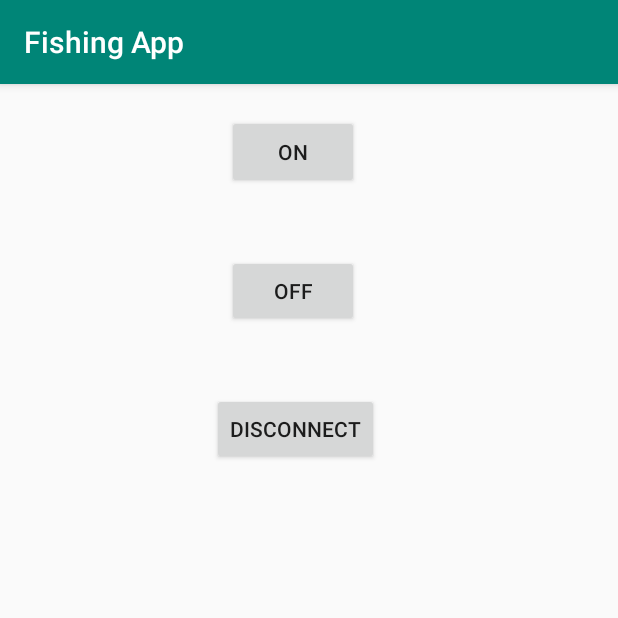
After one commit to XiChen918/FishingApp, an Android app: the ControlActivity screen opened directly, with no data from a screen before it, on a phone screen of 412 x 824 dp, the top half of it. The commit adds this screen. Run offline under Robolectric (Android 15) with nearby library versions, the phone set to English and light mode, and no system bars; 5 statements that could not run were skipped.

Commit message:
Add Bluetooth Section for controlling LED as an example. Needs be modified to transfer data between microcontroller and cellphone.

```diff
--- a/app/build.gradle
+++ b/app/build.gradle
@@ -32,5 +32,5 @@ dependencies {
     testImplementation 'junit:junit:4.12'
     androidTestImplementation 'com.android.support.test:runner:1.0.2'
     androidTestImplementation 'com.android.support.test.espresso:espresso-core:3.0.2'
-
+    implementation "org.jetbrains.anko:anko-common:0.8.3"
 }
--- /dev/null
+++ b/app/src/main/java/com/example/fishingapp/ControlActivity.kt
@@ -0,0 +1,113 @@
+package com.example.fishingapp
+
+import android.app.ProgressDialog
+import android.bluetooth.BluetoothAdapter
+import android.bluetooth.BluetoothDevice
+import android.bluetooth.BluetoothSocket
+import android.content.Context
+import android.os.AsyncTask
+import android.os.Bundle
+import android.os.PersistableBundle
+import android.support.v7.app.AppCompatActivity
+import android.util.Log
+import kotlinx.android.synthetic.main.control_layout.*
+import java.io.IOException
+import java.util.*
+
+
+class ControlActivity: AppCompatActivity() {
+
+    //Needs be checked
+    companion object {
+        val myUUID: UUID = UUID.fromString("00001101-0000-1000-8000-00805F9B34FB")
+        var myBluetoothSocket: BluetoothSocket? = null
+        lateinit var myProgress: ProgressDialog
+        lateinit var myBluetoothAdapter: BluetoothAdapter
+        var myIsConnected: Boolean = false
+        lateinit var myAddress: String
+    }
+
+    override fun onCreate(savedInstanceState: Bundle?) {
+        super.onCreate(savedInstanceState)
+        setContentView(R.layout.control_layout)
+        myAddress = intent.getStringExtra(SelectDeviceActivity.EXTRA_ADDRESS)
+
+        ConnectToDevice(this).execute()
+
+        //Test
+        control_on.setOnClickListener{
+            sendCommand("a")
+        }
+
+        control_off.setOnClickListener{
+            sendCommand("b")
+        }
+
+        control_disconnect.setOnClickListener{
+            disconnect()
+        }
+    }
+
+    private fun sendCommand(input: String) {
+        if (myBluetoothSocket != null) {
+            try{
+                myBluetoothSocket!!.outputStream.write(input.toByteArray())
+            } catch (e: IOException) {
+                e.printStackTrace()
+            }
+        }
+    }
+
+    private fun disconnect() {
+        if (myBluetoothSocket != null) {
+            try {
+                myBluetoothSocket!!.close()
+                myBluetoothSocket = null
+                myIsConnected = false
+            } catch (e: IOException) {
+                e.printStackTrace()
+            }
+        }
+        finish()
+    }
+    private class ConnectToDevice(c: Context) : AsyncTask<Void, Void, String> () {
+        private var connectSuccess: Boolean = true
+        private val context: Context
+
+        init {
+            this.context = c
+        }
+
+        override fun onPreExecute() {
+            super.onPreExecute()
+            myProgress = ProgressDialog.show(context, "Connecting", "Please wait")
+        }
+
+        override fun doInBackground(vararg params: Void?): String? {
+            try {
+                if (myBluetoothSocket == null || !myIsConnected) {
+                    myBluetoothAdapter = BluetoothAdapter.getDefaultAdapter()
+                    val device: BluetoothDevice = myBluetoothAdapter.getRemoteDevice(myAddress)
+                    myBluetoothSocket = device.createInsecureRfcommSocketToServiceRecord(myUUID)
+                    BluetoothAdapter.getDefaultAdapter().cancelDiscovery()
+                    myBluetoothSocket!!.connect()
+                }
+            } catch (e: IOException) {
+                connectSuccess = false
+                e.printStackTrace()
+            }
+            //Needs be fixed
+            return null
+        }
+
+        override fun onPostExecute(result: String?) {
+            super.onPostExecute(result)
+            if (!connectSuccess) {
+                Log.i("data", "couldn't connect")
+            } else {
+                myIsConnected = true
+            }
+            myProgress.dismiss()
+        }
+    }
+}
--- /dev/null
+++ b/app/src/main/res/layout/control_layout.xml
@@ -0,0 +1,43 @@
+<?xml version="1.0" encoding="utf-8"?>
+<android.support.constraint.ConstraintLayout xmlns:android="http://schemas.android.com/apk/res/android"
+                                             xmlns:app="http://schemas.android.com/apk/res-auto"
+                                             xmlns:tools="http://schemas.android.com/tools"
+                                             android:layout_width="match_parent"
+                                             android:layout_height="match_parent">
+
+    <Button
+            android:id="@+id/control_on"
+            android:text="@string/on"
+            android:layout_width="wrap_content"
+            android:layout_height="49dp"
+            app:layout_constraintRight_toRightOf="parent"
+            android:layout_marginRight="172dp"
+            app:layout_constraintStart_toStartOf="parent" android:layout_marginLeft="151dp"
+            android:layout_marginStart="151dp" android:layout_marginTop="22dp"
+            app:layout_constraintTop_toTopOf="parent" android:layout_marginBottom="22dp"
+            app:layout_constraintBottom_toTopOf="@+id/control_off"/>
+
+    <Button
+            android:id="@+id/control_off"
+            android:text="@string/off"
+            android:layout_width="wrap_content"
+            android:layout_height="wrap_content"
+            app:layout_constraintRight_toRightOf="parent"
+            android:layout_marginRight="172dp"
+            android:layout_marginBottom="22dp" app:layout_constraintBottom_toTopOf="@+id/control_disconnect"
+            app:layout_constraintStart_toStartOf="parent" android:layout_marginLeft="151dp"
+            android:layout_marginStart="151dp" android:layout_marginTop="22dp"
+            app:layout_constraintTop_toBottomOf="@+id/control_on"/>
+
+    <Button
+            android:id="@+id/control_disconnect"
+            android:text="@string/disconnect"
+            android:layout_width="wrap_content"
+            android:layout_height="wrap_content"
+            app:layout_constraintRight_toRightOf="parent"
+            android:layout_marginRight="160dp"
+            android:layout_marginTop="22dp" app:layout_constraintTop_toBottomOf="@+id/control_off"
+            app:layout_constraintStart_toStartOf="parent" android:layout_marginLeft="141dp"
+            android:layout_marginStart="141dp" android:layout_marginBottom="515dp"
+            app:layout_constraintBottom_toBottomOf="parent"/>
+</android.support.constraint.ConstraintLayout>
--- a/app/src/main/res/values/strings.xml
+++ b/app/src/main/res/values/strings.xml
@@ -10,4 +10,10 @@
     <string name="title_activity_select_device">SelectDeviceActivity</string>
     <string name="return_Motor">Back to Motor Activity</string>
     <string name="bluetooth_Select">Select Bluetooth Device</string>
+
+    <string name="refresh">Refresh Bluetooth Device</string>
+
+    <string name="on">On</string>
+    <string name="off">Off </string>
+    <string name="disconnect">Disconnect</string>
 </resources>
```
Also changed, not shown: app/src/main/AndroidManifest.xml (+10 -6 lines), app/src/main/java/com/example/fishingapp/SelectDeviceActivity.kt (+77 -0 lines), app/src/main/res/layout/select_device_layout.xml (+24 -0 lines).
